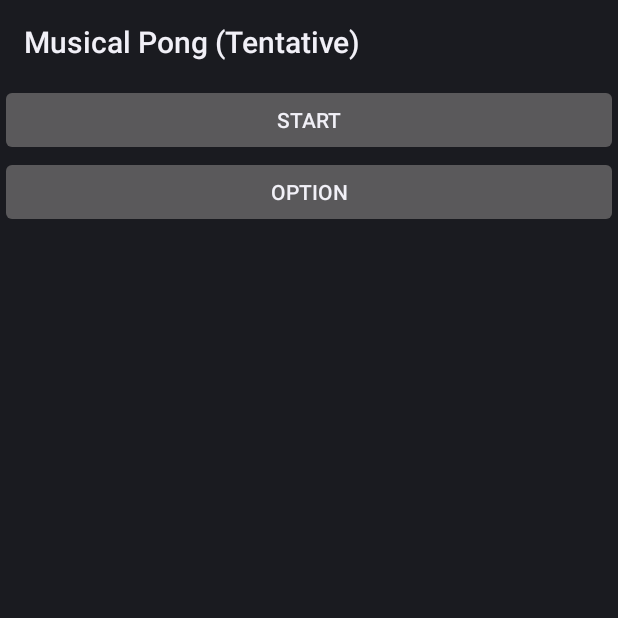
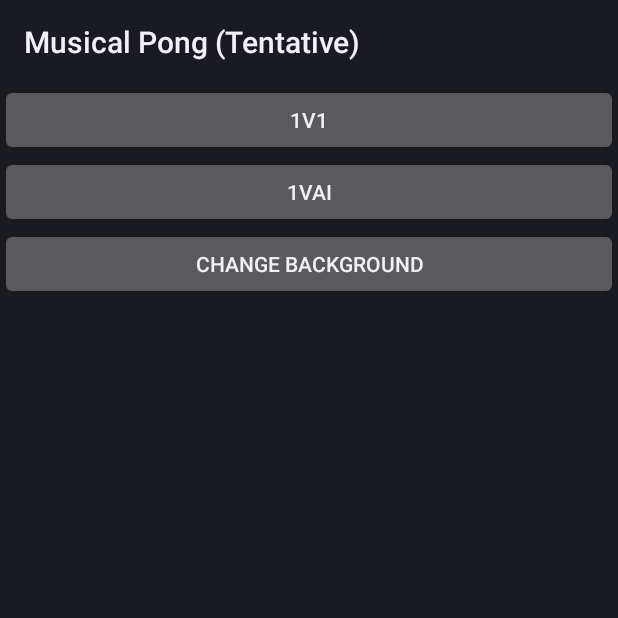
Before and after one commit to NoahTU/Musical-Pong, an Android app: the screen it shows after launch (MainActivity), on a phone screen of 412 x 824 dp, the top half of it. Run offline under Robolectric (Android 15) with nearby library versions, the phone set to English and light mode, and no system bars.

Commit message:
Another upload for another computer move

```diff
--- a/src/main/java/com/nudofia/app/GameThread.java
+++ b/src/main/java/com/nudofia/app/GameThread.java
@@ -31,7 +31,7 @@ public class GameThread extends Thread {
         {
             //Canvas c= new Canvas();
             //Canvas canvas = _surfaceHolder.lockCanvas();
-            _state.update();
+            _state.update(false);
             System.out.println("It should have updated...");
             _state.draw(_surfaceHolder,_paint);
            // _surfaceHolder.unlockCanvasAndPost(canvas);
--- a/src/main/res/layout/mainmenu.xml
+++ b/src/main/res/layout/mainmenu.xml
@@ -4,15 +4,24 @@
     android:layout_height="match_parent">
 
     <Button
-        android:text="Start"
+        android:text="1v1"
         android:layout_width="match_parent"
         android:layout_height="wrap_content"
         android:onClick="startPressed"
         android:id="@+id/start" />
 
     <Button
-        android:text="Option"
+        android:text="1vAI"
         android:layout_width="match_parent"
         android:layout_height="wrap_content"
+        android:onClick="aiPressed"
         android:id="@+id/button2" />
+
+    <Button
+        android:text="Change Background"
+        android:layout_width="match_parent"
+        android:layout_height="wrap_content"
+        android:onClick="changePressed"
+        android:id="@+id/button" />
+
 </LinearLayout>
```
Also changed, not shown: src/main/java/com/nudofia/app/GameState.java (+9 -2 lines), src/main/java/com/nudofia/app/MainActivity.java (+32 -1 lines), src/main/java/com/nudofia/visualizer/VisualizerView.java (+8 -4 lines), src/main/java/com/nudofia/visualizer/renderer/BarGraphRenderer.java (+9 -9 lines), 47 other files.
